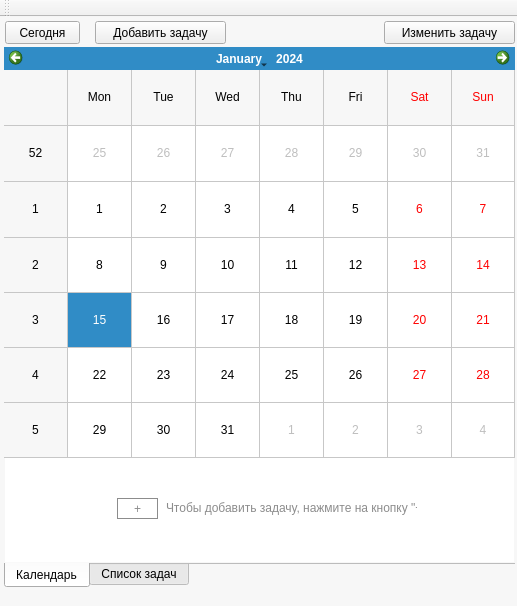
Old version of the form mainwindow.ui in the repository Normandez/ToDoList.
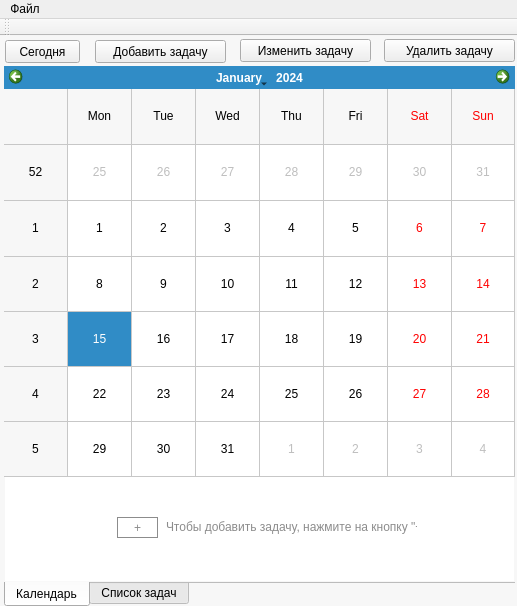
New version of the form. The open tabs and pages were chosen to show the change.

Commit message: Основа полностью готова (как интерфейс, так и алгоритмы). Не хватает только работы с данными.

What changed in the file:
```diff
--- a/mainwindow.ui
+++ b/mainwindow.ui
@@ -284,8 +284,8 @@
    <widget class="QPushButton" name="pushButtonCustomTask">
     <property name="geometry">
      <rect>
-      <x>384</x>
-      <y>4</y>
+      <x>240</x>
+      <y>3</y>
       <width>131</width>
       <height>23</height>
      </rect>
@@ -294,6 +294,19 @@
      <string>Изменить задачу</string>
     </property>
    </widget>
+   <widget class="QPushButton" name="pushButtonDeleteTask">
+    <property name="geometry">
+     <rect>
+      <x>384</x>
+      <y>3</y>
+      <width>131</width>
+      <height>23</height>
+     </rect>
+    </property>
+    <property name="text">
+     <string>Удалить задачу</string>
+    </property>
+   </widget>
   </widget>
   <widget class="QMenuBar" name="menuBar">
    <property name="geometry">
@@ -304,6 +317,16 @@
      <height>21</height>
     </rect>
    </property>
+   <widget class="QMenu" name="menu">
+    <property name="title">
+     <string>Файл</string>
+    </property>
+    <addaction name="actionOpen"/>
+    <addaction name="separator"/>
+    <addaction name="actionSave"/>
+    <addaction name="actionSaveAs"/>
+   </widget>
+   <addaction name="menu"/>
   </widget>
   <widget class="QToolBar" name="mainToolBar">
    <attribute name="toolBarArea">
```
Left out of the diff: 26 changed lines with no effect on the pictures. The commit also changes 5 other files.
